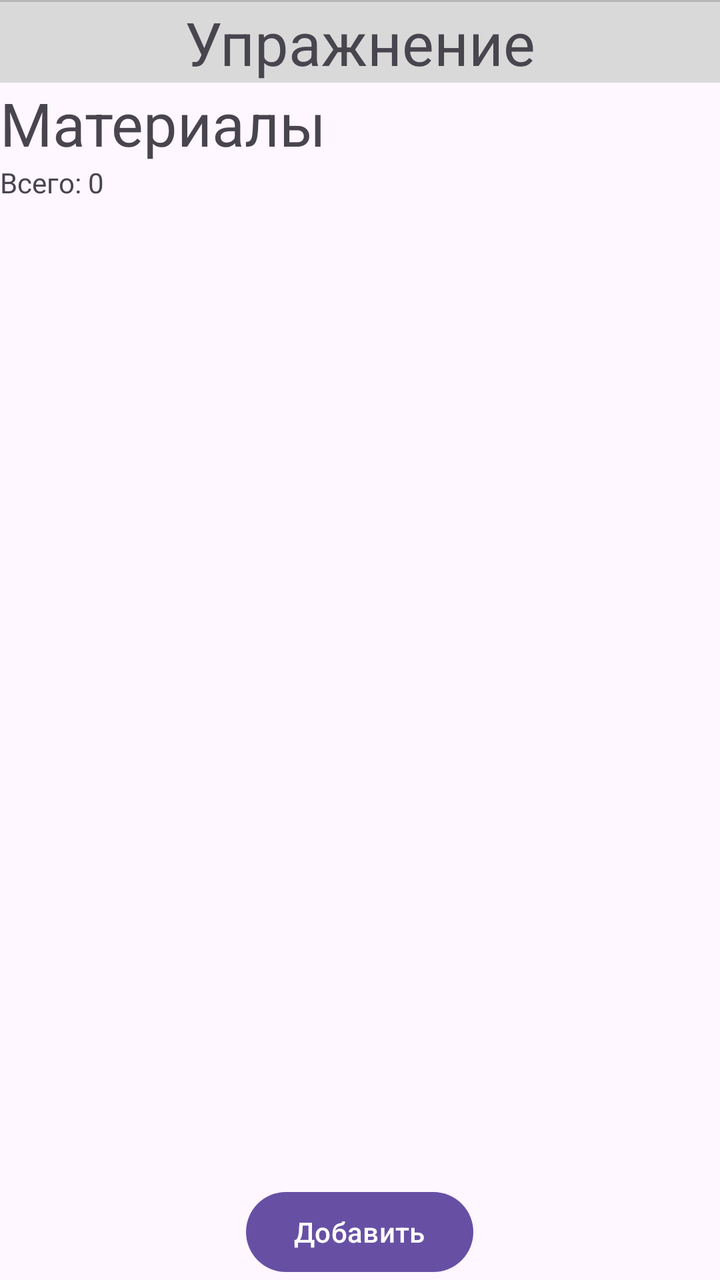
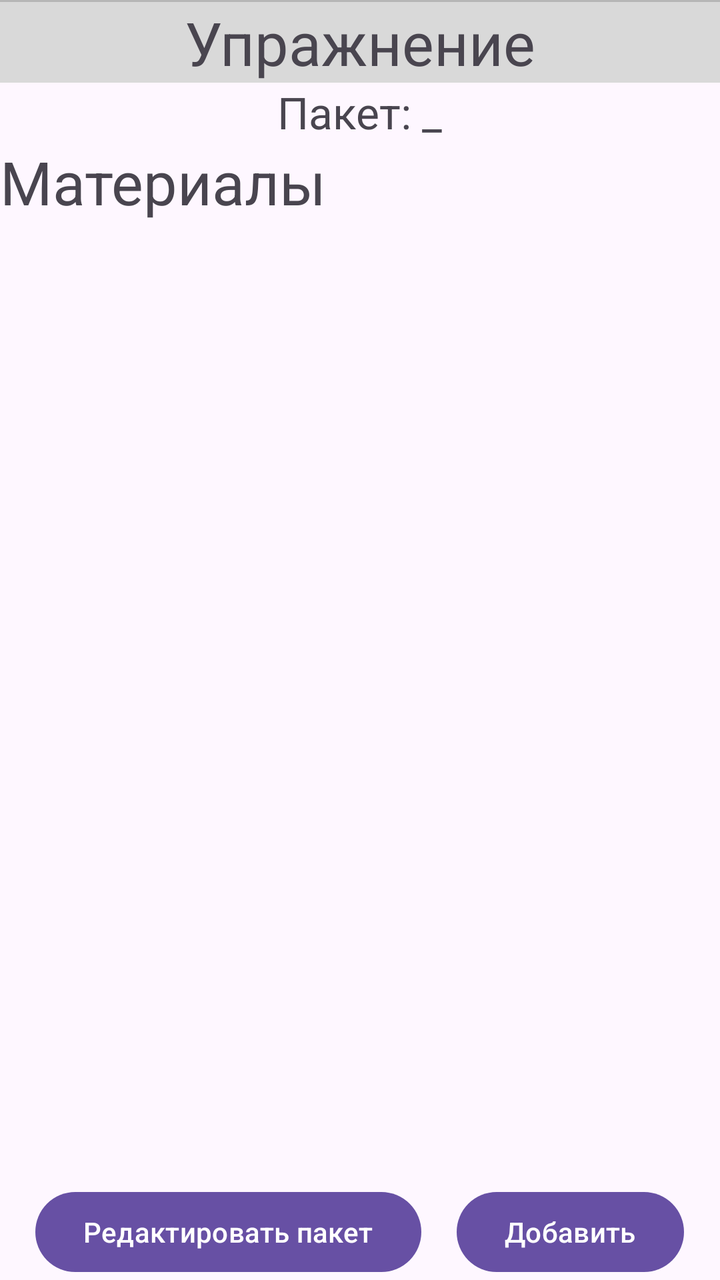

Screens rendered from an Android XML layout before and after an edit, with the pre-edit source and the edit as a unified diff.
<!-- AndroidManifest.xml: application theme Theme.FGLearning -->
<!-- res/layout/fragment_view_package_items_all.xml -->
<?xml version="1.0" encoding="utf-8"?>
<FrameLayout xmlns:android="http://schemas.android.com/apk/res/android"
    xmlns:tools="http://schemas.android.com/tools"
    android:layout_width="match_parent"
    android:layout_height="match_parent"
    tools:context=".fragments.viewList.ViewPackageItemsAllFragment">

<LinearLayout
    android:layout_width="match_parent"
    android:layout_height="match_parent"
    android:orientation="vertical">

    <LinearLayout
        android:layout_width="match_parent"
        android:layout_height="1dp"
        android:background="@color/gray"/>

    <LinearLayout
        android:layout_width="match_parent"
        android:layout_height="wrap_content"
        android:orientation="horizontal"
        android:background="@color/light_gray"
        android:gravity="center">
        <TextView
            android:layout_width="wrap_content"
            android:layout_height="wrap_content"
            android:textSize="30dp"
            android:text="Упражнение"/>
    </LinearLayout>

    <TextView
        android:layout_width="wrap_content"
        android:layout_height="wrap_content"
        android:textSize="30dp"
        android:text="Материалы"/>
    <TextView
        android:layout_width="wrap_content"
        android:layout_height="wrap_content"
        android:text="Всего: 0"/>
    <androidx.recyclerview.widget.RecyclerView
        android:scrollbars="vertical"
        android:layout_weight="1"
        android:layout_width="match_parent"
        android:layout_height="match_parent" />
    <Button
        android:id="@+id/add_packet_button"
        android:layout_width="wrap_content"
        android:layout_height="wrap_content"
        android:layout_gravity="center"
        android:text="Добавить" />
</LinearLayout>

</FrameLayout>
<!-- resources referenced by this layout -->
<resources>
  <color name="gray">#B6B6B6</color>
  <color name="light_gray">#D9D9D9</color>
  <style name="Theme.FGLearning" parent="Base.Theme.FGLearning" />
  <style name="Base.Theme.FGLearning" parent="Theme.Material3.DayNight.NoActionBar">
          
          
      </style>
</resources>

<!-- the commit's change to res/layout/fragment_view_package_items_all.xml (unified diff, before → after) -->
@@ -22,10 +22,30 @@
         android:background="@color/light_gray"
         android:gravity="center">
         <TextView
+            android:id="@+id/exerciseTypeName"
             android:layout_width="wrap_content"
             android:layout_height="wrap_content"
             android:textSize="30dp"
             android:text="Упражнение"/>
+    </LinearLayout>
+
+    <LinearLayout
+        android:layout_width="match_parent"
+        android:layout_height="wrap_content"
+        android:orientation="horizontal"
+        android:gravity="center">
+        <TextView
+            android:layout_width="wrap_content"
+            android:layout_height="wrap_content"
+            android:text="Пакет:"
+            android:textSize="22sp"/>
+        <TextView
+            android:id="@+id/packetNameText"
+            android:layout_width="wrap_content"
+            android:layout_height="wrap_content"
+            android:layout_marginStart="5dp"
+            android:text="_"
+            android:textSize="22sp"/>
     </LinearLayout>
 
     <TextView
@@ -33,21 +53,43 @@
         android:layout_height="wrap_content"
         android:textSize="30dp"
         android:text="Материалы"/>
-    <TextView
-        android:layout_width="wrap_content"
-        android:layout_height="wrap_content"
-        android:text="Всего: 0"/>
+
     <androidx.recyclerview.widget.RecyclerView
+        android:id="@+id/recyclerView"
         android:scrollbars="vertical"
         android:layout_weight="1"
         android:layout_width="match_parent"
         android:layout_height="match_parent" />
-    <Button
-        android:id="@+id/add_packet_button"
-        android:layout_width="wrap_content"
+    <LinearLayout
+        android:layout_width="match_parent"
         android:layout_height="wrap_content"
-        android:layout_gravity="center"
-        android:text="Добавить" />
+        android:orientation="horizontal"
+        android:gravity="center">
+        <Space
+            android:layout_width="wrap_content"
+            android:layout_height="wrap_content"
+            android:layout_weight="1" />
+        <Button
+            android:id="@+id/editPacketButton"
+            android:layout_width="wrap_content"
+            android:layout_height="wrap_content"
+            android:layout_gravity="center"
+            android:text="Редактировать пакет" />
+        <Space
+            android:layout_width="wrap_content"
+            android:layout_height="wrap_content"
+            android:layout_weight="1" />
+        <Button
+            android:id="@+id/addMaterialButton"
+            android:layout_width="wrap_content"
+            android:layout_height="wrap_content"
+            android:layout_gravity="center"
+            android:text="Добавить" />
+        <Space
+            android:layout_width="wrap_content"
+            android:layout_height="wrap_content"
+            android:layout_weight="1"/>
+    </LinearLayout>
 </LinearLayout>
 
 </FrameLayout>
